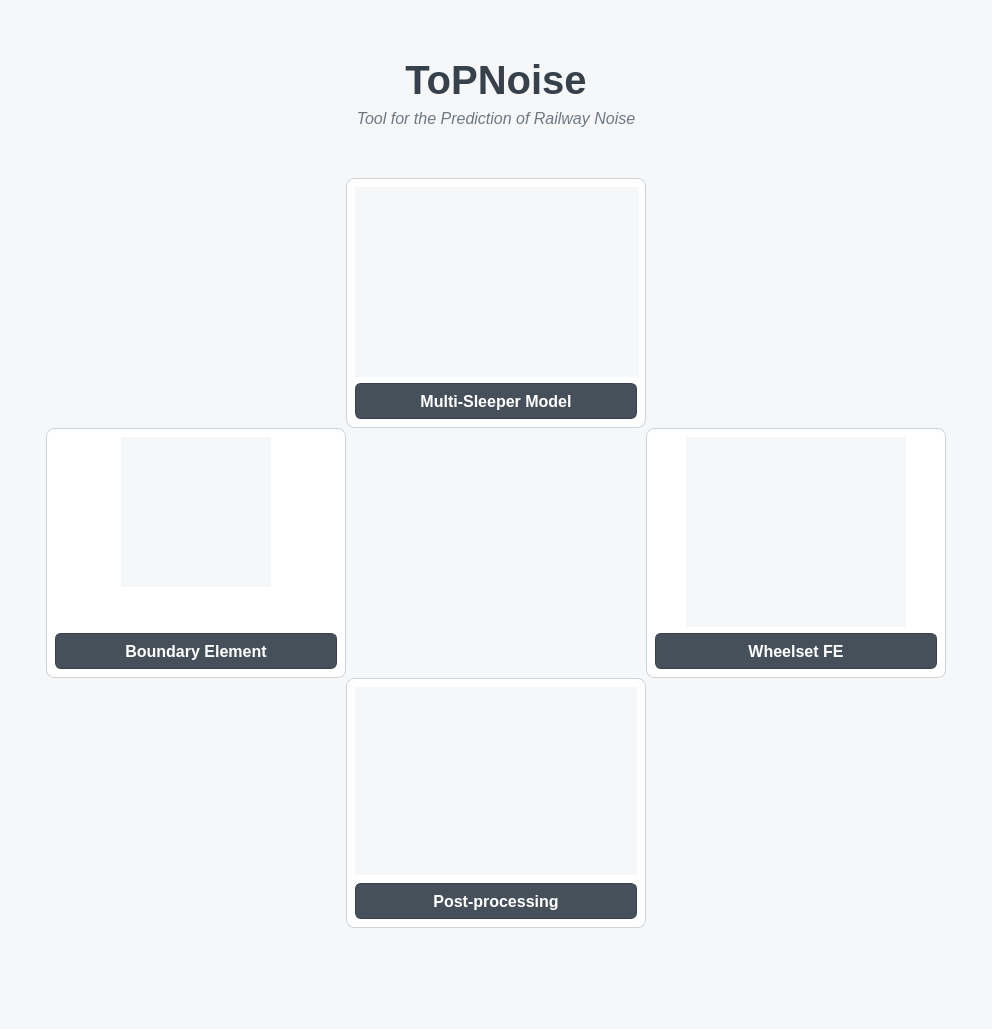
This is toolboxlauncher/topnoiselauncher.ui in cdrias-empa/ToPNoise as Qt 5 draws it before an edit. The edited form follows.
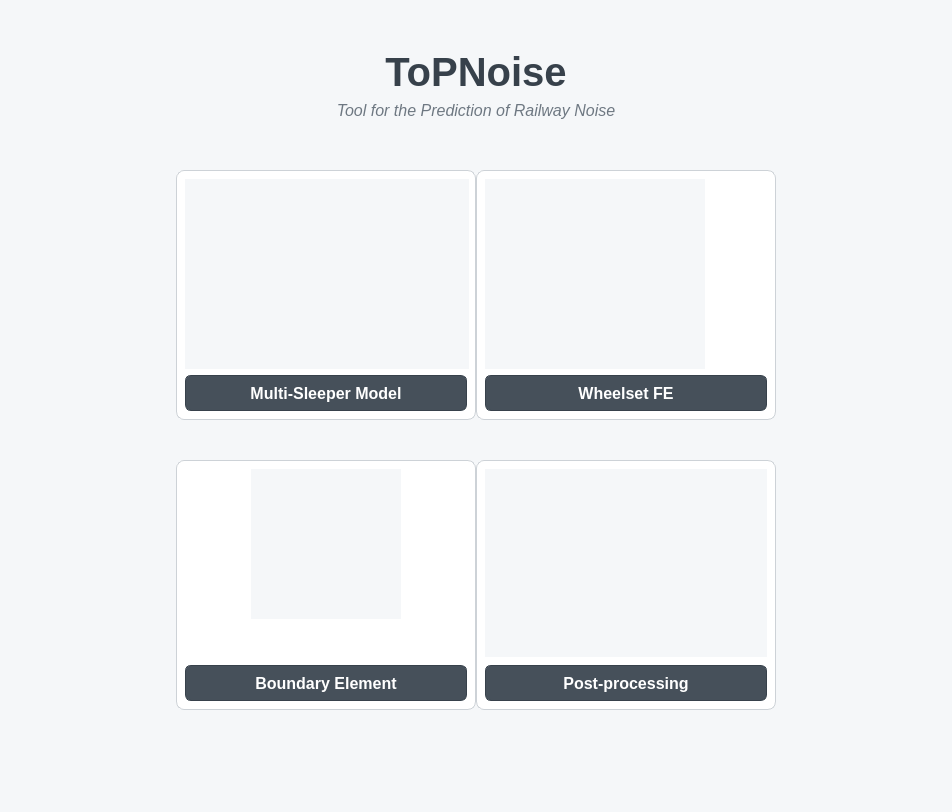
This is the edited form. Icons and pictures are not drawn.

```diff
--- a/toolboxlauncher/topnoiselauncher.ui
+++ b/toolboxlauncher/topnoiselauncher.ui
@@ -6,10 +6,22 @@
    <rect>
     <x>0</x>
     <y>0</y>
-    <width>992</width>
-    <height>1029</height>
+    <width>952</width>
+    <height>812</height>
    </rect>
   </property>
+  <property name="sizePolicy">
+   <sizepolicy hsizetype="Preferred" vsizetype="Preferred">
+    <horstretch>0</horstretch>
+    <verstretch>0</verstretch>
+   </sizepolicy>
+  </property>
+  <property name="minimumSize">
+   <size>
+    <width>952</width>
+    <height>812</height>
+   </size>
+  </property>
   <property name="palette">
    <palette>
     <active>
@@ -114,12 +126,18 @@
    <property name="styleSheet">
     <string notr="true">background-color: rgb(245, 247, 249);</string>
    </property>
-   <layout class="QVBoxLayout" name="verticalLayout_5" stretch="1,0,0,0,1">
+   <layout class="QVBoxLayout" name="verticalLayout_5" stretch="0,0,0,0,0">
+    <property name="sizeConstraint">
+     <enum>QLayout::SetMinimumSize</enum>
+    </property>
     <item>
-     <spacer name="verticalSpacer_5">
+     <spacer name="verticalSpacer_4">
       <property name="orientation">
        <enum>Qt::Vertical</enum>
       </property>
+      <property name="sizeType">
+       <enum>QSizePolicy::Fixed</enum>
+      </property>
       <property name="sizeHint" stdset="0">
        <size>
         <width>20</width>
@@ -343,6 +361,119 @@
           </layout>
          </widget>
         </item>
+        <item>
+         <widget class="QFrame" name="frame_4">
+          <property name="minimumSize">
+           <size>
+            <width>300</width>
+            <height>250</height>
+           </size>
+          </property>
+          <property name="maximumSize">
+           <size>
+            <width>300</width>
+            <height>250</height>
+           </size>
+          </property>
+          <property name="styleSheet">
+           <string notr="true">QFrame#frame_4 {
+    background-color: rgb(255, 255, 255);
+    border: 1px solid rgb(205, 210, 215);
+    border-radius: 8px;
+}</string>
+          </property>
+          <property name="frameShape">
+           <enum>QFrame::NoFrame</enum>
+          </property>
+          <property name="lineWidth">
+           <number>2</number>
+          </property>
+          <layout class="QVBoxLayout" name="verticalLayout">
+           <property name="spacing">
+            <number>8</number>
+           </property>
+           <property name="leftMargin">
+            <number>8</number>
+           </property>
+           <property name="topMargin">
+            <number>8</number>
+           </property>
+           <property name="rightMargin">
+            <number>8</number>
+           </property>
+           <property name="bottomMargin">
+            <number>8</number>
+           </property>
+           <item>
+            <widget class="QLabel" name="label">
+             <property name="minimumSize">
+              <size>
+               <width>220</width>
+               <height>190</height>
+              </size>
+             </property>
+             <property name="maximumSize">
+              <size>
+               <width>220</width>
+               <height>190</height>
+              </size>
+             </property>
+             <property name="text">
+              <string/>
+             </property>
+             <property name="pixmap">
+              <pixmap>wheels.jpg</pixmap>
+             </property>
+             <property name="scaledContents">
+              <bool>true</bool>
+             </property>
+            </widget>
+           </item>
+           <item>
+            <widget class="QPushButton" name="WheelBtn">
+             <property name="minimumSize">
+              <size>
+               <width>0</width>
+               <height>36</height>
+              </size>
+             </property>
+             <property name="maximumSize">
+              <size>
+               <width>16777215</width>
+               <height>36</height>
+              </size>
+             </property>
+             <property name="font">
+              <font>
+               <pointsize>12</pointsize>
+               <weight>75</weight>
+               <bold>true</bold>
+              </font>
+             </property>
+             <property name="styleSheet">
+              <string notr="true">QPushButton {
+    background-color: rgb(70, 80, 90);
+    color: white;
+    border: 1px solid rgb(55, 65, 75);
+    border-radius: 6px;
+}
+
+QPushButton:hover {
+    background-color: rgb(85, 95, 105);
+}
+
+QPushButton:pressed {
+    background-color: rgb(55, 65, 75);
+}</string>
+             </property>
+             <property name="text">
+              <string>Wheelset FE</string>
+             </property>
+            </widget>
+           </item>
+          </layout>
+         </widget>
+        </item>
         <item>
          <spacer name="horizontalSpacer_2">
           <property name="orientation">
@@ -358,6 +489,22 @@
         </item>
        </layout>
       </item>
+      <item>
+       <spacer name="verticalSpacer_6">
+        <property name="orientation">
+         <enum>Qt::Vertical</enum>
+        </property>
+        <property name="sizeType">
+         <enum>QSizePolicy::Fixed</enum>
+        </property>
+        <property name="sizeHint" stdset="0">
+         <size>
+          <width>20</width>
+          <height>40</height>
+         </size>
+        </property>
+       </spacer>
+      </item>
       <item>
        <layout class="QHBoxLayout" name="horizontalLayout_2">
         <item>
@@ -687,165 +834,6 @@
          </widget>
         </item>
         <item>
-         <spacer name="horizontalSpacer_4">
-          <property name="orientation">
-           <enum>Qt::Horizontal</enum>
-          </property>
-          <property name="sizeType">
-           <enum>QSizePolicy::Fixed</enum>
-          </property>
-          <property name="sizeHint" stdset="0">
-           <size>
-            <width>300</width>
-            <height>20</height>
-           </size>
-          </property>
-         </spacer>
-        </item>
-        <item>
-         <widget class="QFrame" name="frame_4">
-          <property name="minimumSize">
-           <size>
-            <width>300</width>
-            <height>250</height>
-           </size>
-          </property>
-          <property name="maximumSize">
-           <size>
-            <width>300</width>
-            <height>250</height>
-           </size>
-          </property>
-          <property name="styleSheet">
-           <string notr="true">QFrame#frame_4 {
-    background-color: rgb(255, 255, 255);
-    border: 1px solid rgb(205, 210, 215);
-    border-radius: 8px;
-}</string>
-          </property>
-          <property name="frameShape">
-           <enum>QFrame::NoFrame</enum>
-          </property>
-          <property name="lineWidth">
-           <number>2</number>
-          </property>
-          <layout class="QVBoxLayout" name="verticalLayout">
-           <property name="spacing">
-            <number>8</number>
-           </property>
-           <property name="leftMargin">
-            <number>8</number>
-           </property>
-           <property name="topMargin">
-            <number>8</number>
-           </property>
-           <property name="rightMargin">
-            <number>8</number>
-           </property>
-           <property name="bottomMargin">
-            <number>8</number>
-           </property>
-           <item alignment="Qt::AlignHCenter">
-            <widget class="QLabel" name="label">
-             <property name="minimumSize">
-              <size>
-               <width>220</width>
-               <height>190</height>
-              </size>
-             </property>
-             <property name="maximumSize">
-              <size>
-               <width>220</width>
-               <height>190</height>
-              </size>
-             </property>
-             <property name="text">
-              <string/>
-             </property>
-             <property name="pixmap">
-              <pixmap>wheels.jpg</pixmap>
-             </property>
-             <property name="scaledContents">
-              <bool>true</bool>
-             </property>
-            </widget>
-           </item>
-           <item>
-            <widget class="QPushButton" name="WheelBtn">
-             <property name="minimumSize">
-              <size>
-               <width>0</width>
-               <height>36</height>
-              </size>
-             </property>
-             <property name="maximumSize">
-              <size>
-               <width>16777215</width>
-               <height>36</height>
-              </size>
-             </property>
-             <property name="font">
-              <font>
-               <pointsize>12</pointsize>
-               <weight>75</weight>
-               <bold>true</bold>
-              </font>
-             </property>
-             <property name="styleSheet">
-              <string notr="true">QPushButton {
-    background-color: rgb(70, 80, 90);
-    color: white;
-    border: 1px solid rgb(55, 65, 75);
-    border-radius: 6px;
-}
-
-QPushButton:hover {
-    background-color: rgb(85, 95, 105);
-}
-
-QPushButton:pressed {
-    background-color: rgb(55, 65, 75);
-}</string>
-             </property>
-             <property name="text">
-              <string>Wheelset FE</string>
-             </property>
-            </widget>
-           </item>
-          </layout>
-         </widget>
-        </item>
-        <item>
-         <spacer name="horizontalSpacer_5">
-          <property name="orientation">
-           <enum>Qt::Horizontal</enum>
-          </property>
-          <property name="sizeHint" stdset="0">
-           <size>
-            <width>40</width>
-            <height>20</height>
-           </size>
-          </property>
-         </spacer>
-        </item>
-       </layout>
-      </item>
-      <item>
-       <layout class="QHBoxLayout" name="horizontalLayout_3">
-        <item>
-         <spacer name="horizontalSpacer_6">
-          <property name="orientation">
-           <enum>Qt::Horizontal</enum>
-          </property>
-          <property name="sizeHint" stdset="0">
-           <size>
-            <width>40</width>
-            <height>20</height>
-           </size>
-          </property>
-         </spacer>
-        </item>
-        <item>
          <widget class="QFrame" name="frame_2">
           <property name="minimumSize">
            <size>
@@ -950,7 +938,7 @@
          </widget>
         </item>
         <item>
-         <spacer name="horizontalSpacer_7">
+         <spacer name="horizontalSpacer_5">
           <property name="orientation">
            <enum>Qt::Horizontal</enum>
           </property>
@@ -983,10 +971,13 @@
      </layout>
     </item>
     <item>
-     <spacer name="verticalSpacer_4">
+     <spacer name="verticalSpacer_5">
       <property name="orientation">
        <enum>Qt::Vertical</enum>
       </property>
+      <property name="sizeType">
+       <enum>QSizePolicy::Expanding</enum>
+      </property>
       <property name="sizeHint" stdset="0">
        <size>
         <width>20</width>
```
Left out of the diff: 5 changed lines with no effect on the pictures.
